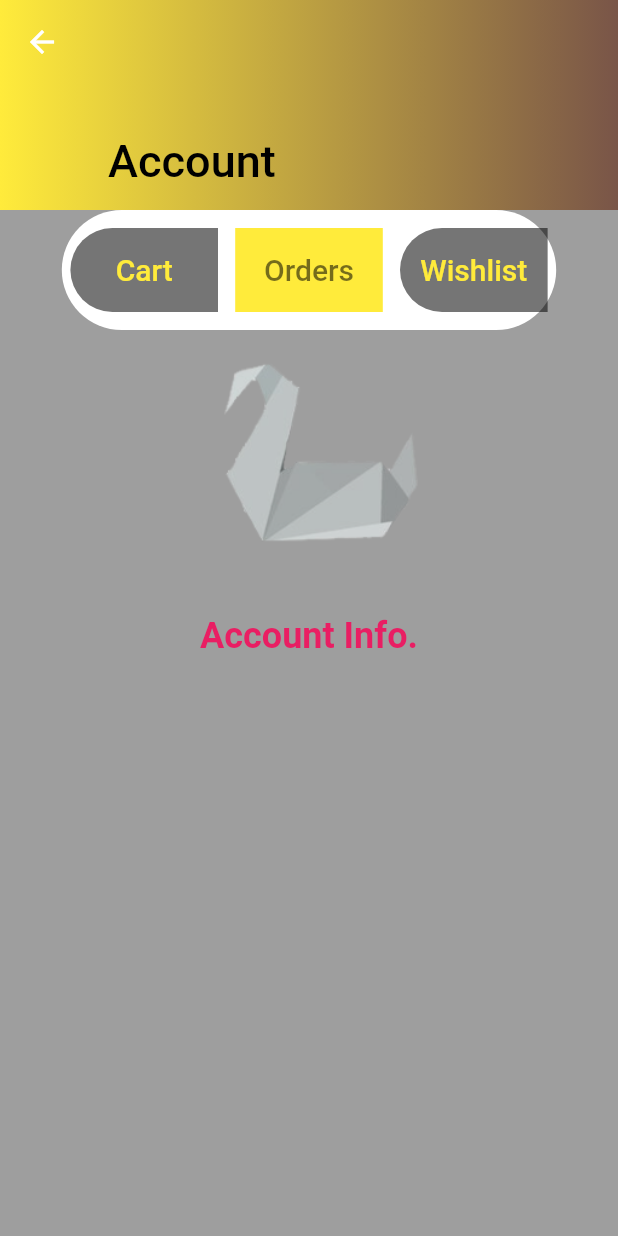
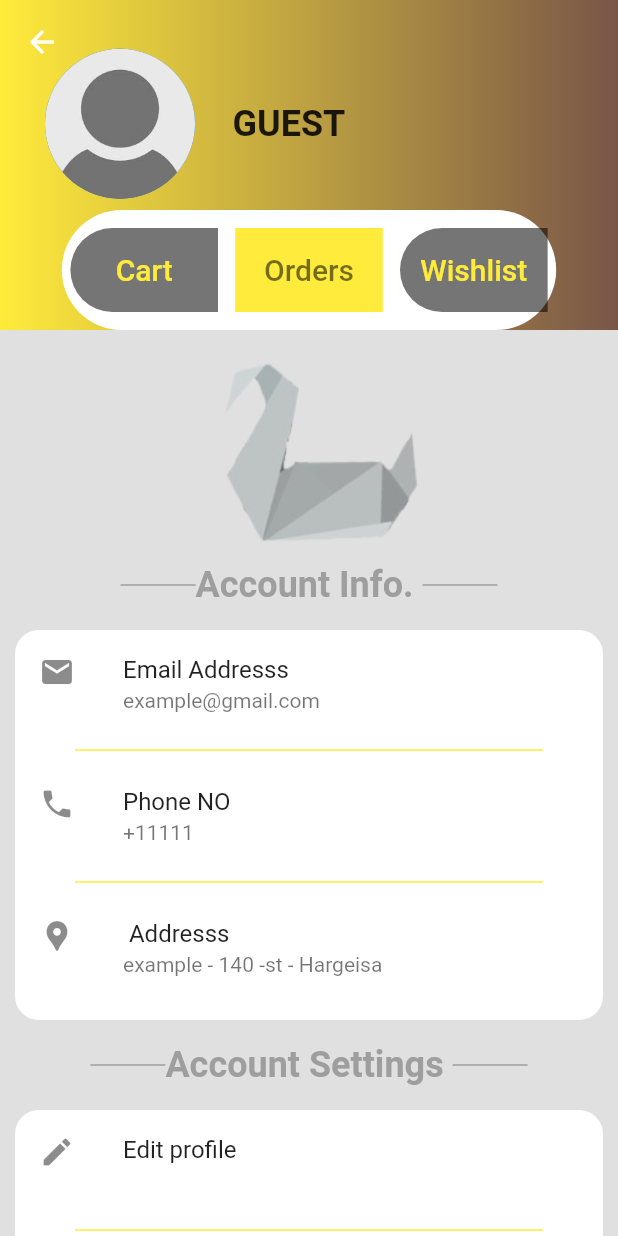
Before and after one commit to maxamediidg/Multistore_project, a Flutter app: the ProfileScreen screen opened directly, on a phone screen of 412 x 824 dp. Run offline on Flutter 3.47's test engine with Material 2 defaults, Android fonts, the phone set to English and light mode, and no system bars.

Commit message:
initial commit

```diff
--- a/lib/main.dart
+++ b/lib/main.dart
@@ -1,5 +1,5 @@
 import 'package:flutter/material.dart';
-import 'main_Screens/customer_home.dart';
+import 'package:multistore/main_Screens/supplier_home.dart';
 
 void main() {
   runApp(const myApp());
@@ -12,7 +12,7 @@ class myApp extends StatelessWidget {
   Widget build(BuildContext context) {
     return const MaterialApp(
       debugShowCheckedModeBanner: false,
-      home: CustomerHomeScreen(),
+      home: SupplierHomeScreen(),
     );
   }
 }
--- a/lib/main_Screens/profile.dart
+++ b/lib/main_Screens/profile.dart
@@ -12,10 +12,19 @@ class _ProfileScreenState extends State<ProfileScreen> {
   Widget build(BuildContext context) {
     return Scaffold(
       backgroundColor: Colors.grey,
-      body: CustomScrollView(
+      body: Stack(
+        children: [
+          Container(
+            height: 230,
+            decoration: const BoxDecoration(
+                gradient:
+                    LinearGradient(colors: [Colors.yellow, Colors.brown])),
+          ),
+          CustomScrollView(
             slivers: [
               SliverAppBar(
                 centerTitle: true,
+                pinned: true,
                 elevation: 0,
                 backgroundColor: Colors.white,
                 expandedHeight: 140,
@@ -23,7 +32,7 @@ class _ProfileScreenState extends State<ProfileScreen> {
                   return FlexibleSpaceBar(
                     title: AnimatedOpacity(
                       duration: const Duration(milliseconds: 200),
-                  opacity: Constraints.biggest.height <= 120 ? 1 : 1,
+                      opacity: Constraints.biggest.height <= 120 ? 1 : 0,
                       child: const Text(
                         'Account',
                         style: TextStyle(color: Colors.black),
@@ -33,13 +42,32 @@ class _ProfileScreenState extends State<ProfileScreen> {
                       decoration: const BoxDecoration(
                           gradient: LinearGradient(
                               colors: [Colors.yellow, Colors.brown])),
+                      child: Padding(
+                        padding: const EdgeInsets.only(top: 25, left: 30),
+                        child: Row(
+                          children: [
+                            const CircleAvatar(
+                              radius: 50,
+                              backgroundImage:
+                                  AssetImage('images/inapp/guest.jpg'),
+                            ),
+                            Padding(
+                              padding: const EdgeInsets.only(left: 25),
+                              child: Text(
+                                'guest'.toUpperCase(),
+                                style: const TextStyle(
+                                    fontSize: 24, fontWeight: FontWeight.w600),
+                              ),
+                            )
+                          ],
+                        ),
+                      ),
                     ),
                   );
                 }),
               ),
               SliverToBoxAdapter(
-            child: Column(
-              children: [
+                child: Column(children: [
                   Container(
                     height: 80,
                     width: MediaQuery.of(context).size.width * 0.8,
@@ -105,40 +133,164 @@ class _ProfileScreenState extends State<ProfileScreen> {
                       ],
                     ),
                   ),
+                  Container(
+                    color: Colors.grey.shade300,
+                    child: Column(
+                      children: [
                         const SizedBox(
                           height: 150,
-                  child: Image(image: AssetImage('images/inapp/logo.jpg')),
+                          child:
+                              Image(image: AssetImage('images/inapp/logo.jpg')),
                         ),
-                SizedBox(
-                  height: 40,
-                  child: Row(
-                    mainAxisAlignment: MainAxisAlignment.center,
+                        const profileHeaderLabel(
+                          headerlabel: 'Account Info. ',
+                        ),
+                        Padding(
+                          padding: const EdgeInsets.all(10.0),
+                          child: Container(
+                            height: 260,
+                            decoration: BoxDecoration(
+                                color: Colors.white,
+                                borderRadius: BorderRadius.circular(16)),
+                            child: Column(
                               children: [
-                      SizedBox(
-                        height: 40,
-                        width: 50,
-                        child: Divider(color: Colors.grey, thickness: 1),
+                                RepeatedLisTile(
+                                    icon: Icons.email,
+                                    onpressed: () {},
+                                    subtitle: 'example@gmail.com',
+                                    title: 'Email Addresss'),
+                                yellowDivider(),
+                                RepeatedLisTile(
+                                    icon: Icons.phone,
+                                    subtitle: '+11111',
+                                    title: 'Phone NO'),
+                                yellowDivider(),
+                                RepeatedLisTile(
+                                    icon: Icons.location_pin,
+                                    subtitle: 'example - 140 -st - Hargeisa',
+                                    title: ' Addresss'),
+                              ],
+                            ),
+                          ),
+                        ),
+                        const profileHeaderLabel(
+                            headerlabel: 'Account Settings '),
+                        Padding(
+                          padding: const EdgeInsets.all(10.0),
+                          child: Container(
+                            height: 260,
+                            decoration: BoxDecoration(
+                                color: Colors.white,
+                                borderRadius: BorderRadius.circular(16)),
+                            child: Column(
+                              children: [
+                                RepeatedLisTile(
+                                  title: 'Edit profile',
+                                  subtitle: '',
+                                  icon: Icons.edit,
+                                  onpressed: () {},
+                                ),
+                                const yellowDivider(),
+                                RepeatedLisTile(
+                                  title: 'Change password',
+                                  icon: Icons.lock,
+                                  onpressed: () {},
+                                ),
+                                const yellowDivider(),
+                                RepeatedLisTile(
+                                  title: 'logout',
+                                  icon: Icons.logout,
+                                  onpressed: () {},
+                                ),
+                              ],
+                            ),
+                          ),
+                        ),
+                      ],
+                    ),
+                  ),
+                ]),
               )
             ],
           ),
-                ),
-                Text(
-                  'Account Info.',
-                  style: TextStyle(
-                      color: Colors.pink,
-                      fontSize: 24,
-                      fontWeight: FontWeight.w600),
-                ),
-                SizedBox(
-                  height: 40,
-                  width: 50,
-                  child: Divider(color: Colors.grey, thickness: 1),
-                )
-              ],
-            ),
-          )
         ],
       ),
     );
   }
 }
+
+class yellowDivider extends StatelessWidget {
+  const yellowDivider({
+    super.key,
+  });
+
+  @override
+  Widget build(BuildContext context) {
+    return Padding(
+      padding: EdgeInsets.symmetric(horizontal: 40),
+      child: Divider(
+        color: Colors.yellow,
+        thickness: 1,
+      ),
+    );
+  }
+}
+
+class RepeatedLisTile extends StatelessWidget {
+  final String title;
+  final String subtitle;
+  final IconData icon;
+  final Function()? onpressed;
+
+  const RepeatedLisTile({
+    super.key,
+    required this.icon,
+    this.onpressed,
+    this.subtitle = '',
+    required this.title,
+  });
+
+  @override
+  Widget build(BuildContext context) {
+    return InkWell(
+      onTap: onpressed,
+      child: ListTile(
+        title: Text(title),
+        subtitle: Text(subtitle),
+        leading: Icon(icon),
+      ),
+    );
+  }
+}
+
+class profileHeaderLabel extends StatelessWidget {
+  final String headerlabel;
+  const profileHeaderLabel({super.key, required this.headerlabel});
+
+  @override
+  Widget build(BuildContext context) {
+    return SizedBox(
+      height: 40,
+      child: Row(
+        mainAxisAlignment: MainAxisAlignment.center,
+        children: [
+          const SizedBox(
+            height: 40,
+            width: 50,
+            child: Divider(color: Colors.grey, thickness: 1),
+          ),
+          Text(
+            headerlabel,
+            style: const TextStyle(
+                color: Colors.grey, fontSize: 24, fontWeight: FontWeight.w600),
+          ),
+          const SizedBox(
+            height: 40,
+            width: 50,
+            child: Divider(color: Colors.grey, thickness: 1),
+          ),
+        ],
+      ),
+    );
+  }
+}
```
Also changed, not shown: lib/main_Screens/dashboard.dart (added, +71 -0 lines), lib/main_Screens/supplier_home.dart (added, +65 -0 lines). Lines whose indentation alone changed are shown as unchanged.
